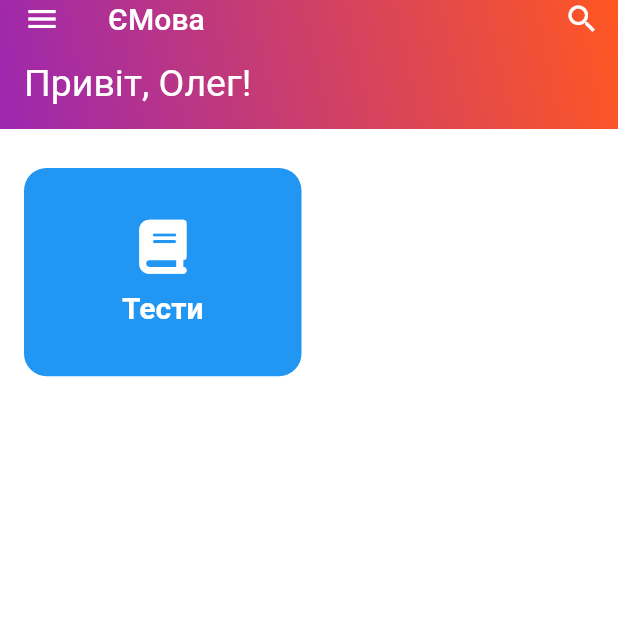
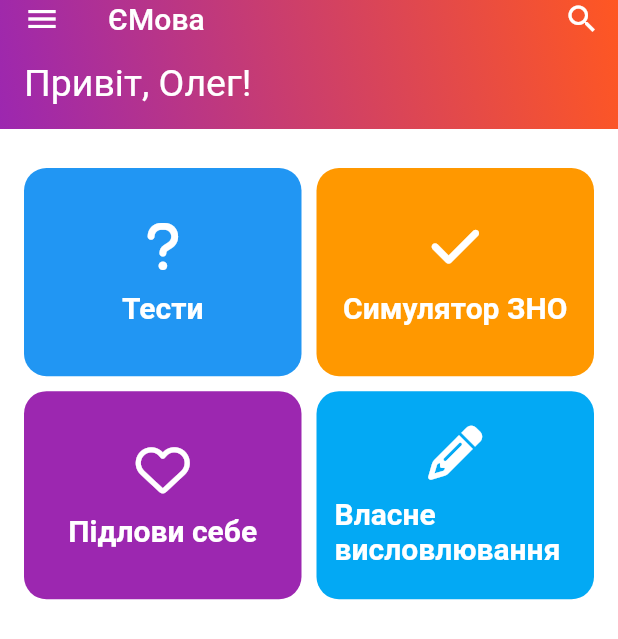
Before and after one commit to TeeRain/ukrmowazno, a Flutter app: the screen it shows after launch, on a phone screen of 412 x 824 dp. Shown: the top 639 px of the screen. Run offline on Flutter 3.47's test engine with Material 2 defaults, Android fonts, the light colour scheme and no system bars; our stand-ins replace font_awesome_flutter.

Commit message:
add main screen

```diff
--- a/lib/data/kind_of_exs.dart
+++ b/lib/data/kind_of_exs.dart
@@ -1,11 +1,6 @@
 import 'package:flutter/material.dart';
 import 'package:font_awesome_flutter/font_awesome_flutter.dart';
 import 'package:ukrmowazno/data/categories.dart';
-import 'package:ukrmowazno/data/questions_lang_part.dart';
-import 'package:ukrmowazno/data/questions_punct.dart';
-import 'package:ukrmowazno/data/questions_simp.dart';
-import 'package:ukrmowazno/data/questions_synt.dart';
-import 'package:ukrmowazno/model/category.dart';
 import 'package:ukrmowazno/model/kind_of_ex.dart';
 
 final kinds = <KindOfEx>[
@@ -13,24 +8,23 @@ final kinds = <KindOfEx>[
     categories: testCategory,
     categoryName: 'Тести',
     backgroundColor: Colors.blue,
-    icon: FontAwesomeIcons.book,
+    icon: FontAwesomeIcons.question,
   ),
-  // KindOfEx(
-  //   questions: questionsSimp,
-  //   categoryName: 'Спрощення',
-  //   backgroundColor: Colors.orange,
-  //   icon: FontAwesomeIcons.scissors,
-  // ),
-  // KindOfEx(
-  //   questions: questionsSynt,
-  //   categoryName: 'Синтаксис',
-  //   backgroundColor: Colors.purple,
-  //   icon: FontAwesomeIcons.pen,
-  // ),
-  // KindOfEx(
-  //   questions: questionsPunct,
-  //   categoryName: 'Пунктуація',
-  //   backgroundColor: Colors.lightBlue,
-  //   icon: FontAwesomeIcons.exclamation,
-  // ),
+  KindOfEx(
+    categories: testCategory,
+    categoryName: 'Симулятор ЗНО',
+    backgroundColor: Colors.orange,
+    icon: FontAwesomeIcons.check,
+  ),
+  KindOfEx(
+    categories: testCategory,
+    categoryName: 'Підлови себе',
+    backgroundColor: Colors.purple,
+    icon: FontAwesomeIcons.heart,
+  ),
+  KindOfEx(
+      categories: testCategory,
+      categoryName: 'Власне висловлювання',
+      backgroundColor: Colors.lightBlue,
+      icon: FontAwesomeIcons.pencil),
 ];
--- a/lib/page/home_page.dart
+++ b/lib/page/home_page.dart
@@ -44,7 +44,7 @@ class HomePage extends StatelessWidget {
           padding: const EdgeInsets.all(16),
           children: [
             const SizedBox(height: 10),
-            buildCategories(),
+            buildCategories(context),
           ],
         ),
       );
@@ -59,8 +59,8 @@ class HomePage extends StatelessWidget {
         ],
       );
 
-  Widget buildCategories() => SizedBox(
-        height: 300,
+  Widget buildCategories(BuildContext context) => SizedBox(
+        height: MediaQuery.of(context).size.height,
         child: GridView(
             primary: false,
             gridDelegate: const SliverGridDelegateWithFixedCrossAxisCount(
--- a/lib/widget/kind_header_widget.dart
+++ b/lib/widget/kind_header_widget.dart
@@ -1,8 +1,6 @@
 import 'package:flutter/material.dart';
 import 'package:font_awesome_flutter/font_awesome_flutter.dart';
-import 'package:ukrmowazno/model/category.dart';
 import 'package:ukrmowazno/model/kind_of_ex.dart';
-import 'package:ukrmowazno/page/category_page.dart';
 import 'package:ukrmowazno/page/test_page.dart';
 import 'package:ukrmowazno/widget/options_widget.dart';
 
--- a/pubspec.yaml
+++ b/pubspec.yaml
@@ -58,11 +58,8 @@ flutter:
   # included with your application, so that you can use the icons in
   # the material Icons class.
   uses-material-design: true
+  # assets:
 
-  # To add assets to your application, add an assets section, like this:
-  # assets:
-  #   - images/a_dot_burr.jpeg
-  #   - images/a_dot_ham.jpeg
 
   # An image asset can refer to one or more resolution-specific "variants", see
   # https://flutter.dev/assets-and-images/#resolution-aware.
```
